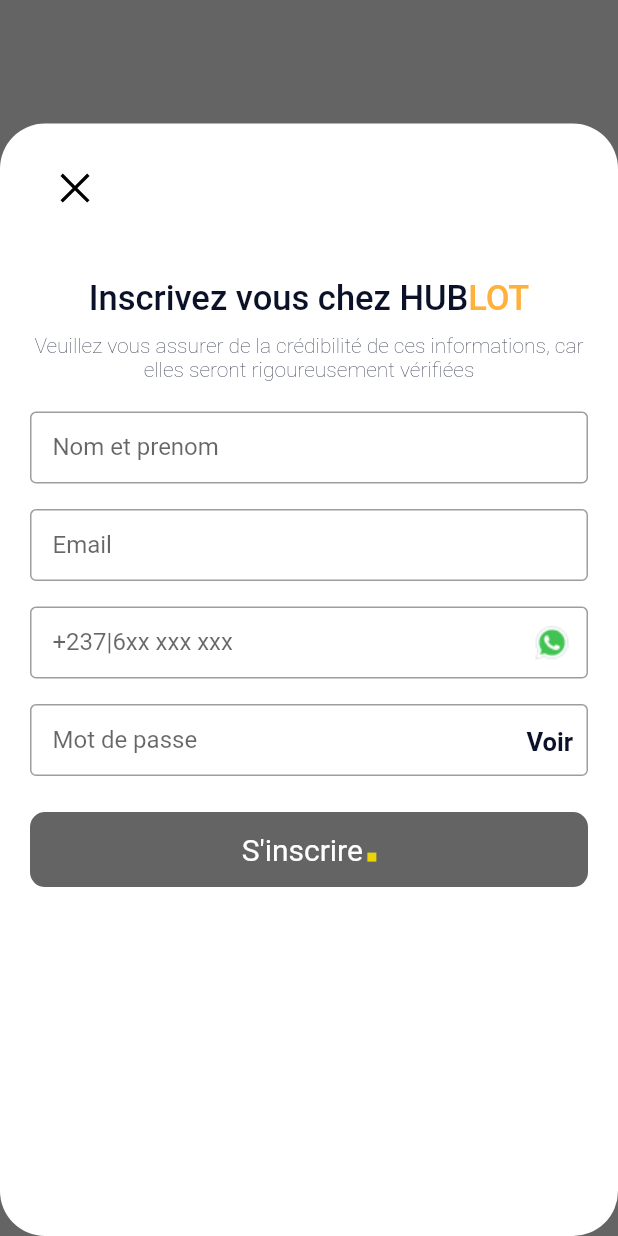
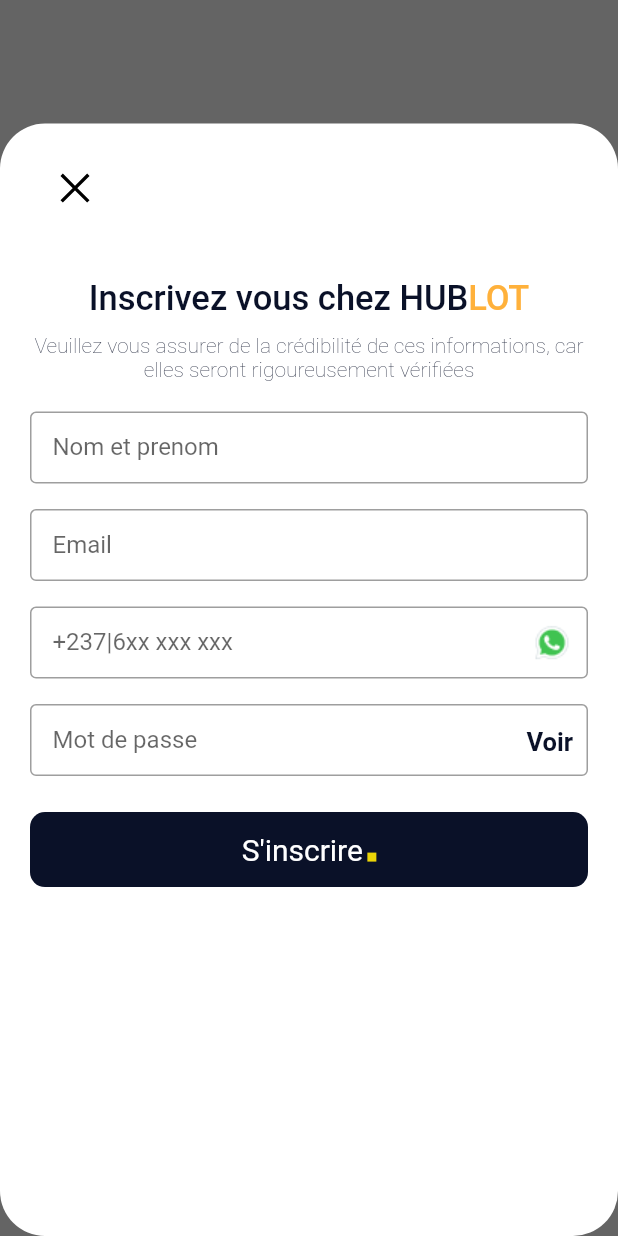
Before and after one commit to Hublot-Tech/hublot-app, a Flutter app: the RegistrationScreen screen opened by its route, on a phone screen of 412 x 824 dp. Run offline on Flutter 3.47's test engine with Material 2 defaults, Android fonts, the phone set to English and light mode, and no system bars; our stand-ins replace flutter_svg, google_sign_in, shimmer; network calls fail.

Commit message:
ajout de l'option valide a mon bouton ButtomCustom

```diff
--- a/app/lib/screens/authentification/registration_screen/component/body.dart
+++ b/app/lib/screens/authentification/registration_screen/component/body.dart
@@ -174,7 +174,7 @@ class _FormInscriptionState extends State<FormInscription> {
           press: () {
             Navigator.pushNamed(context, HomeScreen.routeName);
           },
-          msg: "S'inscrire",
+          msg: "S'inscrire", isValided: true,
         ),
       ],
     ));
--- a/app/lib/screens/authentification/registration_screen/component/button_custom.dart
+++ b/app/lib/screens/authentification/registration_screen/component/button_custom.dart
@@ -6,11 +6,12 @@ class ButtomCustom extends StatefulWidget {
     super.key,
     required this.press,
     required this.msg,
-    this.color = kbottonColor,
+    this.color = kbottonColor, required this.isValided,
   });
   final GestureCancelCallback press;
   final String msg;
   final Color color;
+  final bool isValided;
 
   @override
   State<ButtomCustom> createState() => _ButtomCustomState();
@@ -26,7 +27,7 @@ class _ButtomCustomState extends State<ButtomCustom> {
         height: 50,
         decoration: BoxDecoration(
           borderRadius: BorderRadius.circular(10),
-          color: widget.color,
+          color:widget.isValided?kprimaryColor:widget.color,
         ),
         child: Center(
           child: Row(
--- a/app/lib/screens/part_customer/city_screen_choice/components/body.dart
+++ b/app/lib/screens/part_customer/city_screen_choice/components/body.dart
@@ -95,7 +95,7 @@ class _BodyState extends State<Body> {
               ButtomCustom(
                 press: () {},
                 msg: 'Confirmer',
-                color: kprimaryColor,
+                isValided: true,
               ),
               const EspaceMenuWidget(taille: 40),
               const VersionHublo(),
--- a/app/lib/screens/part_customer/language_screen/components/body.dart
+++ b/app/lib/screens/part_customer/language_screen/components/body.dart
@@ -38,7 +38,7 @@ class _BodyState extends State<Body> {
             ],
           ),
           const SizedBox(height: 100),
-          ButtomCustom(press: () {}, msg: "Confirmer",color: kprimaryColor,),
+          ButtomCustom(press: () {}, msg: "Confirmer",color: kprimaryColor, isValided: true),
           const SizedBox(height: 100),
           const VersionHublo(),
         ],
--- a/app/lib/screens/part_provider/add_service/description_service/components/body.dart
+++ b/app/lib/screens/part_provider/add_service/description_service/components/body.dart
@@ -18,7 +18,6 @@ class _BodyState extends State<Body> {
   Widget build(BuildContext context) {
     TextEditingController nameService = TextEditingController();
     TextEditingController descriptionService = TextEditingController();
-
 
     return BackgroundAddService(
       widget: Column(
@@ -79,9 +78,9 @@ class _BodyState extends State<Body> {
                 ),
                 EspaceMenuWidget(taille: 30),
                 ButtomCustom(
-                  color: getButtonColor(nameService, descriptionService),
                   msg: 'Confirmer',
                   press: () {},
+                  isValided: true,
                 )
               ],
             )),
```
